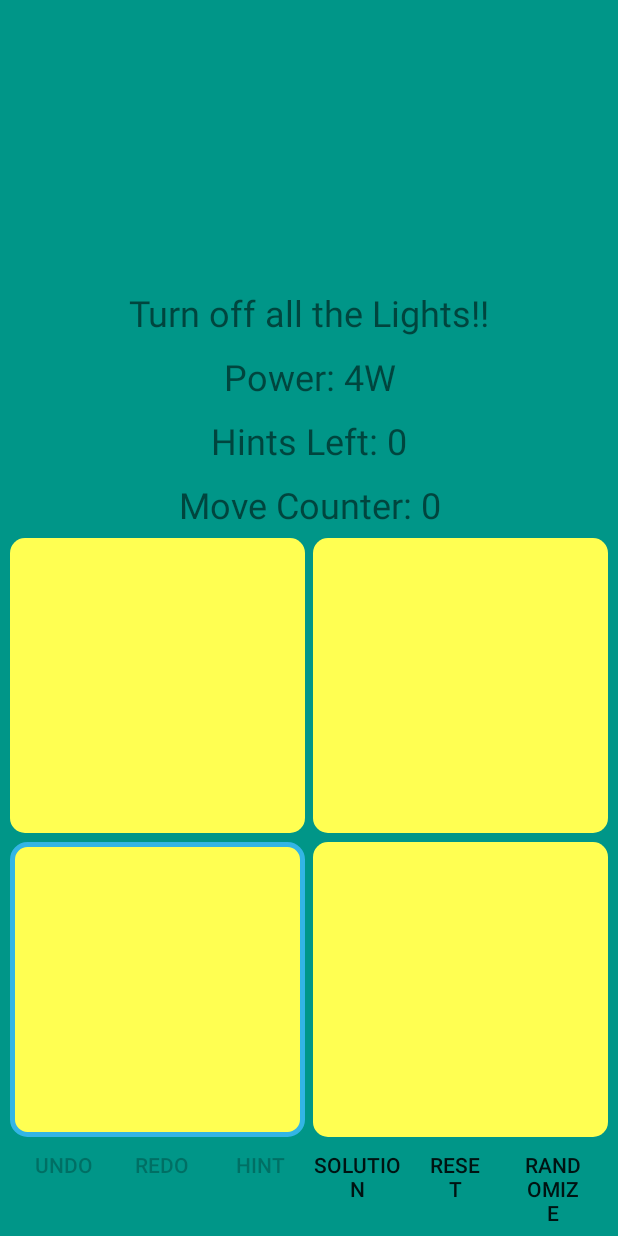
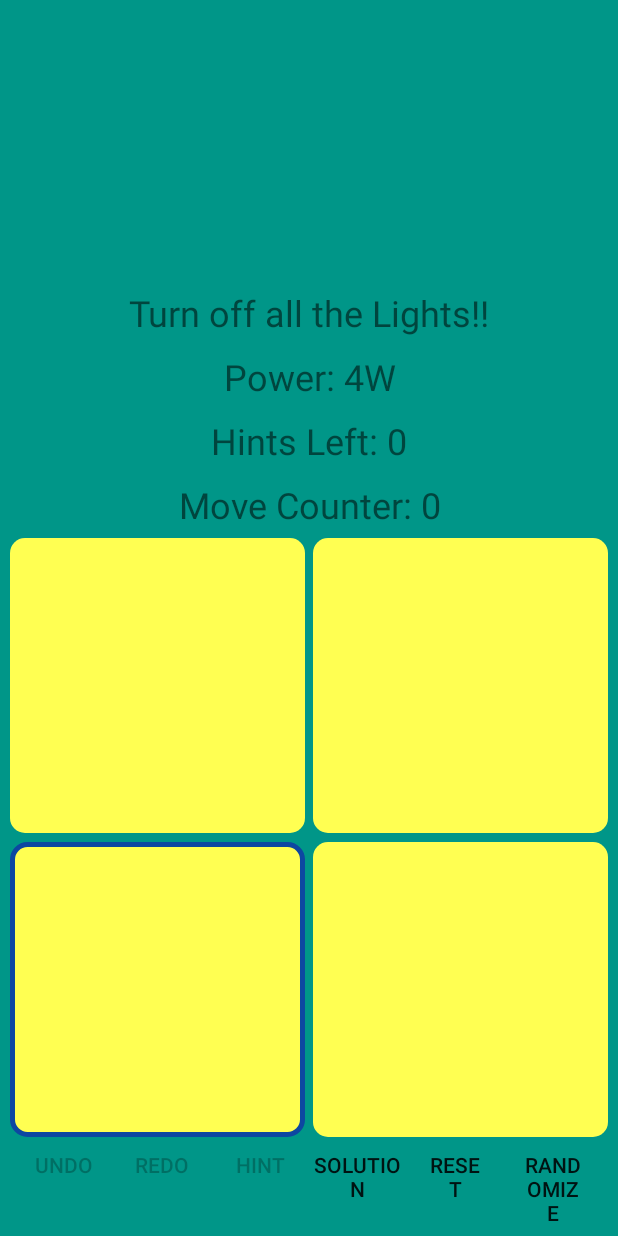
Before and after one commit to hogeleka/lights_out_android, an Android app: the GameGridActivity screen opened directly, with no data from a screen before it, after a tap on "RESET", on a phone screen of 412 x 824 dp. Run offline under Robolectric (Android 15) with nearby library versions, the light colour scheme and no system bars; our stand-ins replace data binding; 2 other taps on this screen came first.

Commit message:
fixed hints border coloring bug

```diff
--- a/app/src/main/java/com/algorithmandblues/lightsout/Bulb.java
+++ b/app/src/main/java/com/algorithmandblues/lightsout/Bulb.java
@@ -18,6 +18,7 @@ public class Bulb extends AppCompatButton{
     private static final int HINT_START_COLOR = R.color.hint_start_color;
     private static final int HINT_END_COLOR = R.color.hint_end_color;
     private static final int HINT_BORDER_COLOR = R.color.hint_border_color;
+    private static final int SOLUTION_BORDER_COLOR = R.color.colorAccent;
     private static final int BULB_CORNER_RADIUS = 15;
     private static final int BORDER_WIDTH = 3;
 
@@ -28,6 +29,7 @@ public class Bulb extends AppCompatButton{
     private GradientDrawable hintBackGround;
     private boolean isBorderHighlighted;
     private boolean isHintHighlighted;
+    private boolean isHintBorderHighlighted;
 
     public Bulb (Context context, int bulbId) {
         super(context, null, R.style.AppTheme);
@@ -35,6 +37,7 @@ public class Bulb extends AppCompatButton{
         this.isOn = true;
         this.isBorderHighlighted = false;
         this.isHintHighlighted = false;
+        this.isBorderHighlighted = false;
 
         hintGradientStartColor = ContextCompat.getColor(context, HINT_START_COLOR);
         hintGradientEndColor = ContextCompat.getColor(context, HINT_END_COLOR);
@@ -81,14 +84,18 @@ public class Bulb extends AppCompatButton{
     }
 
     public void highlightBorder() {
-        int pixels = this.getBorderWidthInPixels();
-        ((GradientDrawable) this.getBackground()).setStroke(pixels, Color.RED);
+        ((GradientDrawable) this.getBackground()).setStroke(this.getBorderWidthInPixels(), getResources().getColor(SOLUTION_BORDER_COLOR));
         this.setBackground(this.getBackground());
         this.isBorderHighlighted = true;
     }
 
     public void unHighlightBorder() {
-        ((GradientDrawable) this.getBackground()).setStroke(0, Color.RED);
+        if(this.getIsHintBorderHighlighted()) {
+            ((GradientDrawable) this.getBackground()).setStroke(this.getBorderWidthInPixels(), getResources().getColor(HINT_BORDER_COLOR));
+
+        } else {
+            ((GradientDrawable) this.getBackground()).setStroke(0, getResources().getColor(R.color.transparent));
+        }
         this.setBackground(this.getBackground());
         this.isBorderHighlighted = false;
     }
@@ -96,9 +103,11 @@ public class Bulb extends AppCompatButton{
     public void highlightHint() {
         this.setBackground(this.getHintBackGround());
         this.setIsHintHighlighted(true);
+        this.setIsHintBorderHighlighted(true);
         if (this.isBorderHighlighted()) {
             this.highlightBorder();
         }
+
     }
 
     public void unhighlightHint() {
@@ -175,4 +184,12 @@ public class Bulb extends AppCompatButton{
     public void setIsHintHighlighted(boolean hintHighlighted) {
         this.isHintHighlighted = hintHighlighted;
     }
+
+    public boolean getIsHintBorderHighlighted() {
+        return this.isHintBorderHighlighted;
+    }
+
+    public void setIsHintBorderHighlighted(boolean hintBorderHighlighted) {
+        this.isHintBorderHighlighted = hintBorderHighlighted;
+    }
 }
--- a/app/src/main/res/values/colors.xml
+++ b/app/src/main/res/values/colors.xml
@@ -9,7 +9,7 @@
     <color name="hint_end_color">#c7a500</color>
     <color name="black_overlay">#66000000</color>
     <color name="background_color">#009688</color>
-    <color name="hint_border_color">#33b5e5</color>
+    <color name="hint_border_color">#0d47a1</color>
 
 
 <!--    Original Background Color-->
```
